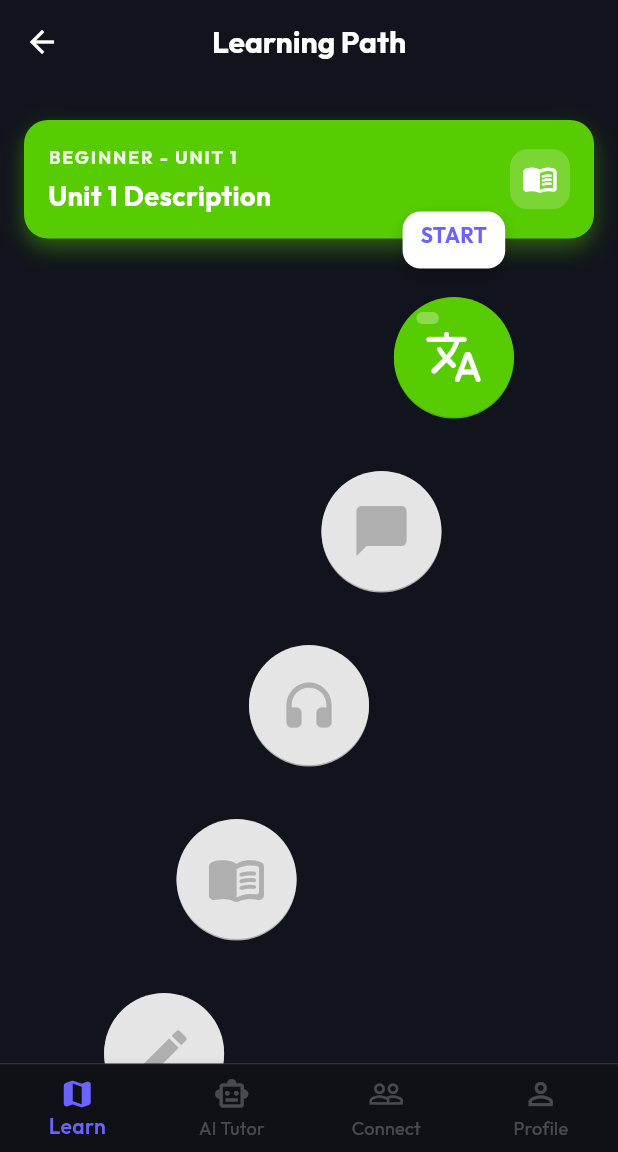
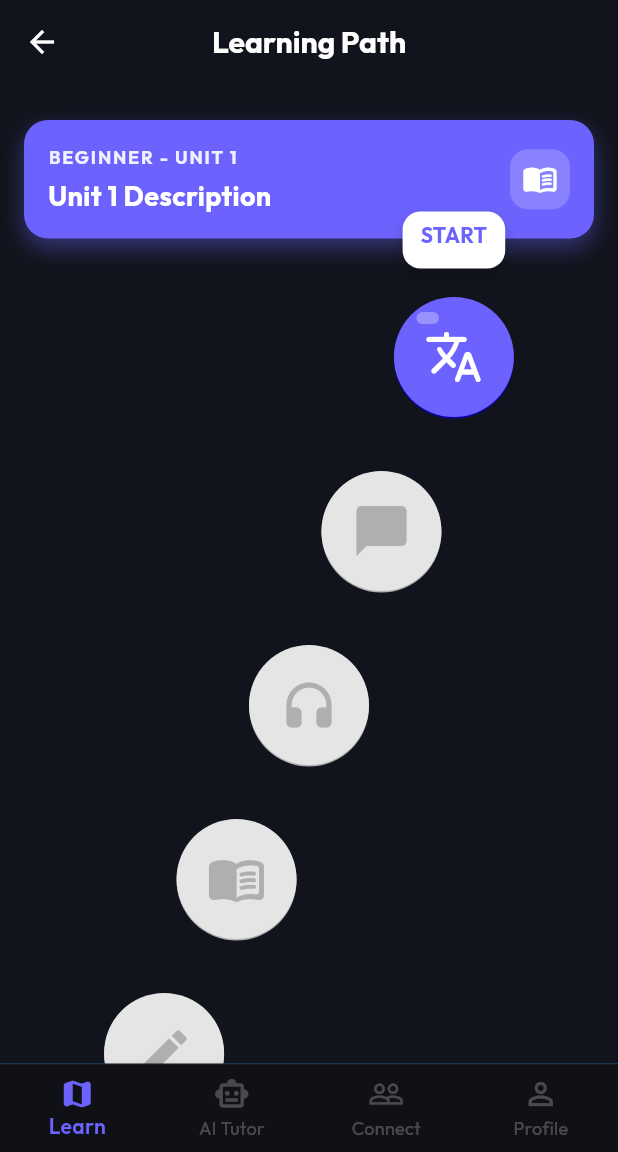
Before and after one commit to MrCleanyboi/cpp, a Flutter app: the HomeScreen screen opened directly, on a phone screen of 412 x 824 dp, the part 84-1236 px from its top. Run offline on Flutter 3.47's test engine with Material 3 defaults, Android fonts, the phone set to English and light mode, and no system bars; our stand-ins replace flutter_tts, google_fonts, permission_handler, shared_preferences; missing offline and left inert: flutter_webrtc, record; accounts and stored records are empty; network calls fail; statements that could not run were skipped.

Commit message:
TrialLessons

```diff
--- a/frontend/lib/models/lesson_model.dart
+++ b/frontend/lib/models/lesson_model.dart
@@ -52,6 +52,115 @@ class Lesson {
 // Hardcoded data source for now
 class LessonData {
   static final Map<String, Lesson> lessons = {
+    // ==================== FRENCH LESSONS ====================
+    'fr_beginner_1_1': Lesson(
+      id: 'fr_beginner_1_1',
+      title: 'Bonjour!',
+      description: 'Learn basic French greetings',
+      exercises: [
+        MultipleChoiceExercise(
+          id: 'fr_b1_e1',
+          question: 'How do you say "Hello" in French?',
+          options: ['Bonjour', 'Merci', 'Au revoir', 'Bonsoir'],
+          answer: 'Bonjour',
+        ),
+        MultipleChoiceExercise(
+          id: 'fr_b1_e2',
+          question: 'How do you say "Goodbye" in French?',
+          options: ['Bonjour', 'Merci', 'Au revoir', 'Salut'],
+          answer: 'Au revoir',
+        ),
+        TranslateExercise(
+          id: 'fr_b1_e3',
+          question: 'Translate to French: "Good morning"',
+          answer: 'Bonjour',
+        ),
+        MultipleChoiceExercise(
+          id: 'fr_b1_e4',
+          question: 'How do you say "Thank you" in French?',
+          options: ['Bonjour', 'Merci', 'S\'il vous plaît', 'Pardon'],
+          answer: 'Merci',
+        ),
+        TranslateExercise(
+          id: 'fr_b1_e5',
+          question: 'Translate to French: "My name is..."',
+          answer: 'Je m\'appelle',
+        ),
+        MultipleChoiceExercise(
+          id: 'fr_b1_e6',
+          question: 'How do you say "Please" in French?',
+          options: ['Merci', 'S\'il vous plaît', 'Bonjour', 'Pardon'],
+          answer: 'S\'il vous plaît',
+        ),
+        TranslateExercise(
+          id: 'fr_b1_e7',
+          question: 'Translate to French: "How are you?"',
+          answer: 'Comment allez-vous',
+        ),
+        MultipleChoiceExercise(
+          id: 'fr_b1_e8',
+          question: 'How do you say "Excuse me" in French?',
+          options: ['Excusez-moi', 'Merci', 'Bonjour', 'S\'il vous plaît'],
+          answer: 'Excusez-moi',
+        ),
+      ],
+    ),
+
+    // ==================== GERMAN LESSONS ====================
+    'de_beginner_1_1': Lesson(
+      id: 'de_beginner_1_1',
+      title: 'Beginner 1-1',
+      description: 'Learn basic German greetings',
+      exercises: [
+        MultipleChoiceExercise(
+          id: 'de_b1_e1',
+          question: 'How do you say "Hello" in German?',
+          options: ['Hallo', 'Danke', 'Tschüss', 'Bitte'],
+          answer: 'Hallo',
+        ),
+        MultipleChoiceExercise(
+          id: 'de_b1_e2',
+          question: 'How do you say "Goodbye" in German?',
+          options: ['Hallo', 'Danke', 'Tschüss', 'Bitte'],
+          answer: 'Tschüss',
+        ),
+        TranslateExercise(
+          id: 'de_b1_e3',
+          question: 'Translate to German: "Good morning"',
+          answer: 'Guten Morgen',
+        ),
+        MultipleChoiceExercise(
+          id: 'de_b1_e4',
+          question: 'How do you say "Thank you" in German?',
+          options: ['Hallo', 'Danke', 'Bitte', 'Tschüss'],
+          answer: 'Danke',
+        ),
+        TranslateExercise(
+          id: 'de_b1_e5',
+          question: 'Translate to German: "My name is..."',
+          answer: 'Mein Name ist',
+        ),
+        MultipleChoiceExercise(
+          id: 'de_b1_e6',
+          question: 'How do you say "Please" in German?',
+          options: ['Danke', 'Bitte', 'Hallo', 'Entschuldigung'],
+          answer: 'Bitte',
+        ),
+        TranslateExercise(
+          id: 'de_b1_e7',
+          question: 'Translate to German: "How are you?"',
+          answer: 'Wie geht es dir',
+        ),
+        MultipleChoiceExercise(
+          id: 'de_b1_e8',
+          question: 'How do you say "Excuse me" in German?',
+          options: ['Entschuldigung', 'Danke', 'Hallo', 'Bitte'],
+          answer: 'Entschuldigung',
+        ),
+      ],
+    ),
+
+    // ==================== OLD LESSONS (for reference) ====================
     // Beginner Section
     'Beginner 1': Lesson(
       id: 'beginner_1',
@@ -174,4 +283,10 @@ class LessonData {
   static Lesson? getLesson(String title) {
     return lessons[title];
   }
+
+  // Get lesson by language and path (e.g., 'fr', 'beginner_1_1')
+  static Lesson? getLessonByLanguage(String langCode, String lessonPath) {
+    final key = '${langCode}_$lessonPath';
+    return lessons[key];
+  }
 }
--- a/frontend/lib/screens/home_screen.dart
+++ b/frontend/lib/screens/home_screen.dart
@@ -18,22 +18,39 @@ class _HomeScreenState extends State<HomeScreen> {
   int _currentIndex = 0;
   final _authService = AuthService();
   String? _userId;
+  String _targetLanguage = 'en'; // Default to English
 
   @override
   void initState() {
     super.initState();
     print('DEBUG: HomeScreen initState');
-    _loadUserId();
+    _loadUserData();
   }
 
-  Future<void> _loadUserId() async {
-    print('DEBUG: HomeScreen loading userId...');
+  Future<void> _loadUserData() async {
+    print('DEBUG: HomeScreen loading user data...');
     final userId = await _authService.getUserId();
+    final user = await AuthService.getUser();
+
     print('DEBUG: HomeScreen loaded userId: $userId');
+    print('DEBUG: HomeScreen loaded user: $user');
+
     if (mounted) {
         setState(() {
             _userId = userId;
+            _targetLanguage = user?['target_language'] ?? 'en';
         });
+        print('DEBUG: HomeScreen set target language: $_targetLanguage');
+    }
+  }
+
+  // Method to refresh language (call this after language selection)
+  Future<void> refreshLanguage() async {
+    final user = await AuthService.getUser();
+    if (mounted && user != null) {
+      setState(() {
+        _targetLanguage = user['target_language'] ?? 'en';
+      });
     }
   }
 
@@ -52,7 +69,7 @@ class _HomeScreenState extends State<HomeScreen> {
     );
     */
 
-    print('DEBUG: HomeScreen build. _userId: $_userId');
+    print('DEBUG: HomeScreen build. _userId: $_userId, targetLanguage: $_targetLanguage');
     if (_userId == null) {
       print('DEBUG: HomeScreen showing loading indicator');
       return const Scaffold(
@@ -62,7 +79,10 @@ class _HomeScreenState extends State<HomeScreen> {
     }
 
     final List<Widget> screens = [
-      const LearningPathScreen(),
+      LearningPathScreen(
+        key: ValueKey(_targetLanguage), // Rebuild when language changes
+        targetLanguage: _targetLanguage,
+      ),
       const ChatScreen(),
       const PartnerMatchingScreen(),
       ProfileScreen(userId: _userId!),
--- a/frontend/lib/screens/learning_path/learning_path_screen.dart
+++ b/frontend/lib/screens/learning_path/learning_path_screen.dart
@@ -2,19 +2,29 @@ import 'package:flutter/material.dart';
 import 'widgets/path_node.dart';
 import 'widgets/section_header.dart';
 import '../../models/lesson_model.dart';
+import '../../utils/language_theme.dart'; // Import LanguageTheme
 import '../lesson_screen.dart';
 
 class LearningPathScreen extends StatelessWidget {
-  const LearningPathScreen({super.key});
+  final String targetLanguage;
+
+  const LearningPathScreen({
+    super.key,
+    required this.targetLanguage,
+  });
 
   @override
   Widget build(BuildContext context) {
+    // Get theme based on target language
+    final theme = LanguageTheme.getTheme(targetLanguage);
+    print('DEBUG LearningPath: Using theme for $targetLanguage, color: ${theme.primaryColor}');
+
     // structured list with sections
     final List<dynamic> pathItems = [];
     final sections = [
-      {'name': 'Beginner', 'color': const Color(0xFF58CC02)},
-      {'name': 'Intermediate', 'color': const Color(0xFFCE82FF)},
-      {'name': 'Advanced', 'color': const Color(0xFFFF9600)}
+      {'name': 'Beginner', 'color': theme.primaryColor}, // Dynamic color!
+      {'name': 'Intermediate', 'color': theme.secondaryColor}, // Dynamic!
+      {'name': 'Advanced', 'color': theme.accentColor} // Dynamic!
     ];
 
     for (int s = 0; s < sections.length; s++) {
@@ -50,7 +60,8 @@ class LearningPathScreen extends StatelessWidget {
             'title': '$sectionName $u-$l',
             'icon': _getIconForLesson(l),
             'status': isFirst ? 'current' : 'locked',
-            'x': x
+            'x': x,
+            'sectionColor': sectionColor // Pass color to node
           });
         }
       }
@@ -121,20 +132,26 @@ class LearningPathScreen extends StatelessWidget {
               isLocked: isLocked,
               isCompleted: isCompleted,
               isCurrent: isCurrent,
-              color: _getColorForSection(index), // Dynamic color based on section
+              color: item['sectionColor'] ?? const Color(0xFF58CC02), // Use dynamic color from item
               onTap: () {
                 if (!isLocked) {
-                   final lesson = LessonData.getLesson(item['title']);
+                   // Try language-specific lesson first (e.g., fr_beginner_1_1)
+                   final lessonKey = '${targetLanguage}_beginner_1_1';
+                   Lesson? lesson = LessonData.getLessonByLanguage(targetLanguage, 'beginner_1_1');
+
+                   // Fallback to old lookup by title
+                   lesson ??= LessonData.getLesson(item['title']);
+
                    if (lesson != null) {
                       Navigator.push(
                         context,
                         MaterialPageRoute(
-                          builder: (_) => LessonScreen(lesson: lesson),
+                          builder: (_) => LessonScreen(lesson: lesson!),
                         ),
                       );
                    } else {
                      ScaffoldMessenger.of(context).showSnackBar(
-                       const SnackBar(content: Text("Lesson content coming soon!")),
+                       SnackBar(content: Text("Lesson '${item['title']}' coming soon!")),
                      );
                    }
                 }
@@ -146,12 +163,7 @@ class LearningPathScreen extends StatelessWidget {
     );
   }
 
-  Color _getColorForSection(int index) {
-    // Simple logic to alternate colors based on approximate position
-    // In a real app, pass the section color down
-    if (index < 9) return const Color(0xFF58CC02); // Green
-    return const Color(0xFFCE82FF); // Purple
-  }
+  // Remove old _getColorForSection method since we now use dynamic colors
 
   IconData _getIconForLesson(int index) {
     const icons = [
--- a/frontend/lib/services/api_service.dart
+++ b/frontend/lib/services/api_service.dart
@@ -1,10 +1,14 @@
 import 'dart:convert';
 import 'dart:io' as io;
+import 'package:flutter/foundation.dart' show kIsWeb;
 import 'package:http/http.dart' as http;
 
 class ApiService {
   // Use localhost for Windows/iOS/Web, 10.0.2.2 for Android Emulator
   static String get baseUrl {
+    if (kIsWeb) {
+      return "http://localhost:8000";
+    }
     if (io.Platform.isAndroid) {
       return "http://10.0.2.2:8000";
     }
--- a/frontend/lib/services/auth_service.dart
+++ b/frontend/lib/services/auth_service.dart
@@ -4,10 +4,11 @@ import 'package:shared_preferences/shared_preferences.dart';
 import 'dart:io' show Platform;
 import 'package:flutter/foundation.dart' show kIsWeb;
 import '../models/user_model.dart';
+import 'api_service.dart';
 
 class AuthService {
   // Base URL - platform aware
-  String get baseUrl {
+  static String get baseUrl {
     if (kIsWeb) {
       return 'http://localhost:8000/api';
     } else if (Platform.isAndroid) {
@@ -102,6 +103,35 @@ class AuthService {
     }
   }
 
+  // Update user profile
+  static Future<Map<String, dynamic>> updateProfile(Map<String, dynamic> data) async {
+    try {
+      final token = await getToken();
+      if (token == null) {
+        return {'success': false, 'error': 'Not authenticated'};
+      }
+
+      final url = Uri.parse('$baseUrl/auth/me');
+      final response = await http.patch(
+        url,
+        headers: {
+          'Content-Type': 'application/json',
+          'Authorization': 'Bearer $token',
+        },
+        body: json.encode(data),
+      );
+
+      if (response.statusCode == 200) {
+        return {'success': true};
+      } else {
+        return {'success': false, 'error': 'Failed to update profile'};
+      }
+    } catch (e) {
+      return {'success': false, 'error': 'Network error: $e'};
+    }
+  }
+
+
   // Get current authenticated user
   Future<UserModel?> getCurrentUser() async {
     try {
@@ -150,7 +180,7 @@ class AuthService {
   }
 
   // Get stored token
-  Future<String?> getToken() async {
+  static Future<String?> getToken() async {
     final prefs = await SharedPreferences.getInstance();
     return prefs.getString(_tokenKey);
   }
@@ -182,4 +212,35 @@ class AuthService {
     await prefs.setString(_userIdKey, userId);
     await prefs.setString(_usernameKey, username);
   }
+
+  // Get current user data as Map (for non-model usage)
+  static Future<Map<String, dynamic>?> getUser() async {
+    try {
+      final token = await getToken();
+      if (token == null) return null;
+
+      final url = Uri.parse('$baseUrl/auth/me');
+      final response = await http.get(
+        url,
+        headers: {'Authorization': 'Bearer $token'},
+      );
+
+      if (response.statusCode == 200) {
+        return json.decode(response.body);
+      }
+      return null;
+    } catch (e) {
+      print('Error getting user: $e');
+      return null;
+    }
+  }
+
+  // Get authorization headers
+  static Future<Map<String, String>> getHeaders() async {
+    final token = await getToken();
+    return {
+      'Content-Type': 'application/json',
+      if (token != null) 'Authorization': 'Bearer $token',
+    };
+  }
 }
--- /dev/null
+++ b/frontend/lib/utils/language_theme.dart
@@ -0,0 +1,64 @@
+import 'package:flutter/material.dart';
+
+class LanguageTheme {
+  final String code;
+  final Color primaryColor;
+  final Color secondaryColor;
+  final Color accentColor;
+  final String flag;
+  final String name;
+
+  const LanguageTheme._({
+    required this.code,
+    required this.primaryColor,
+    required this.secondaryColor,
+    required this.accentColor,
+    required this.flag,
+    required this.name,
+  });
+
+  static const LanguageTheme german = LanguageTheme._(
+    code: 'de',
+    primaryColor: Color(0xFF4CAF50), // Green for Germany
+    secondaryColor: Color(0xFF1B5E20),
+    accentColor: Color(0xFF81C784),
+    flag: '🇩🇪',
+    name: 'German',
+  );
+
+  static const LanguageTheme french = LanguageTheme._(
+    code: 'fr',
+    primaryColor: Color(0xFF2196F3), // Blue for France
+    secondaryColor: Color(0xFF0D47A1),
+    accentColor: Color(0xFF64B5F6),
+    flag: '🇫🇷',
+    name: 'French',
+  );
+
+  static const LanguageTheme spanish = LanguageTheme._(
+    code: 'es',
+    primaryColor: Color(0xFFF44336), // Red for Spain
+    secondaryColor: Color(0xFFB71C1C),
+    accentColor: Color(0xFFE57373),
+    flag: '🇪🇸',
+    name: 'Spanish',
+  );
+
+  static const LanguageTheme english = LanguageTheme._(
+    code: 'en',
+    primaryColor: Color(0xFF6C63FF), // Purple default
+    secondaryColor: Color(0xFF4527A0),
+    accentColor: Color(0xFF9575CD),
+    flag: '🇬🇧',
+    name: 'English',
+  );
+
+  static LanguageTheme getTheme(String code) {
+    switch (code) {
+      case 'fr': return french;
+      case 'es': return spanish;
+      case 'de': return german;
+      default: return english;
+    }
+  }
+}
```
Also changed, not shown: frontend/lib/screens/language_selection_screen.dart (+17 -6 lines), frontend/lib/screens/learning_path_screen.dart (+154 -54 lines), frontend/lib/screens/lesson_screen.dart (+13 -3 lines), 6 other files.
